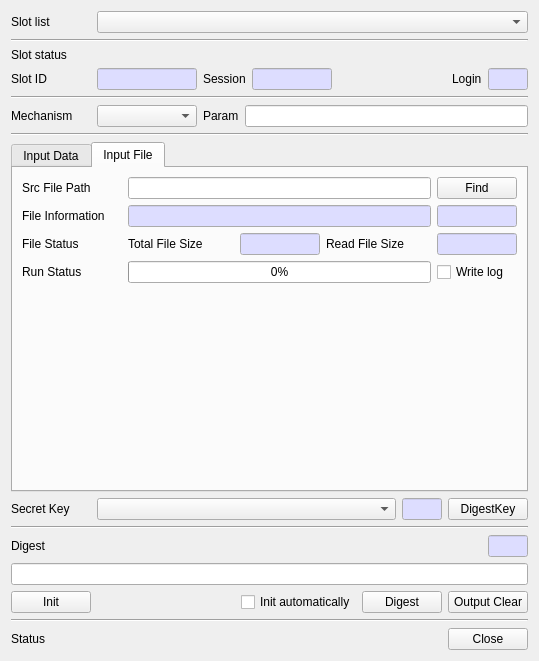
Before: the Qt Designer form CryptokiMan/digest_dlg.ui in jykim74/CryptokiMan, drawn with Qt 5.
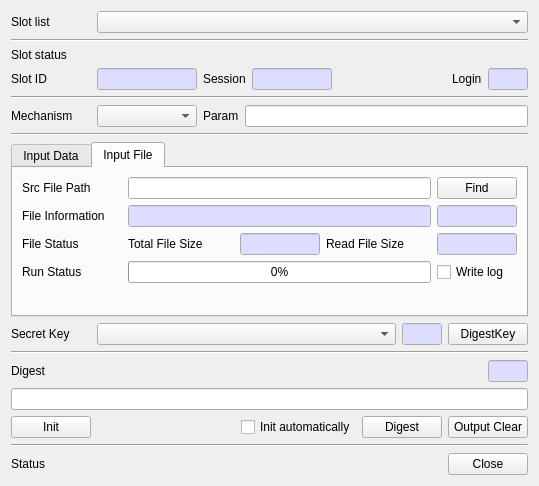
After: the same form once the commit is applied.

Commit message: UI 조절

The edit to the form file:
```diff
--- a/CryptokiMan/digest_dlg.ui
+++ b/CryptokiMan/digest_dlg.ui
@@ -7,7 +7,7 @@
     <x>0</x>
     <y>0</y>
     <width>539</width>
-    <height>661</height>
+    <height>486</height>
    </rect>
   </property>
   <property name="windowTitle">
```
The commit also changes 4 other files.
